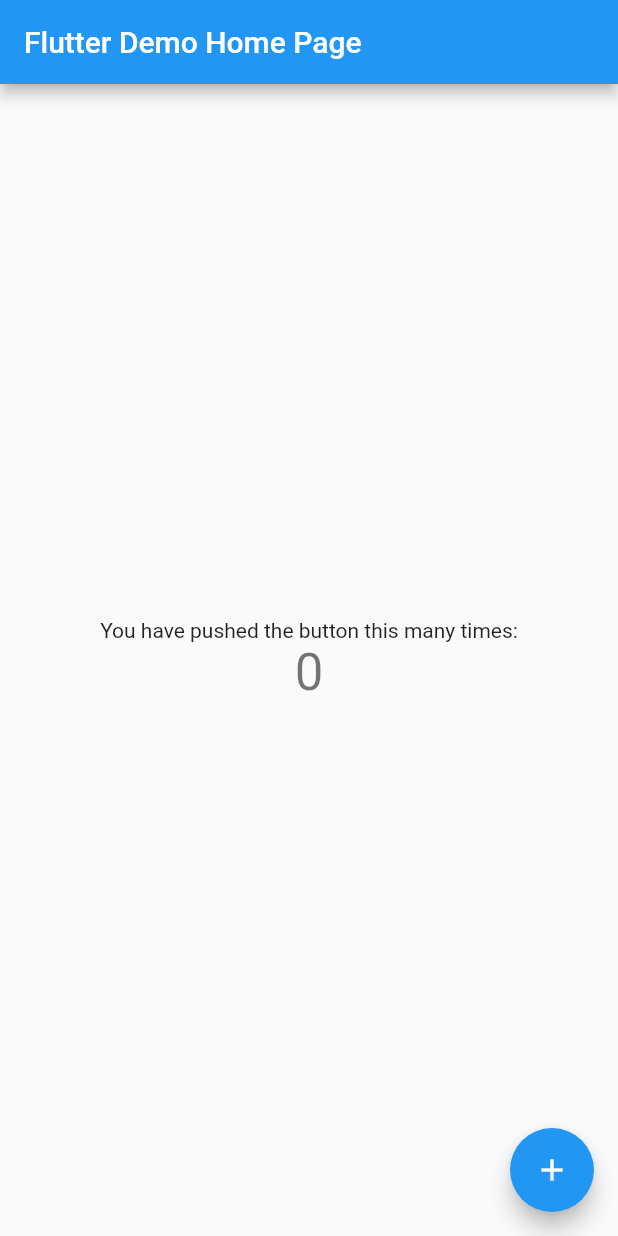
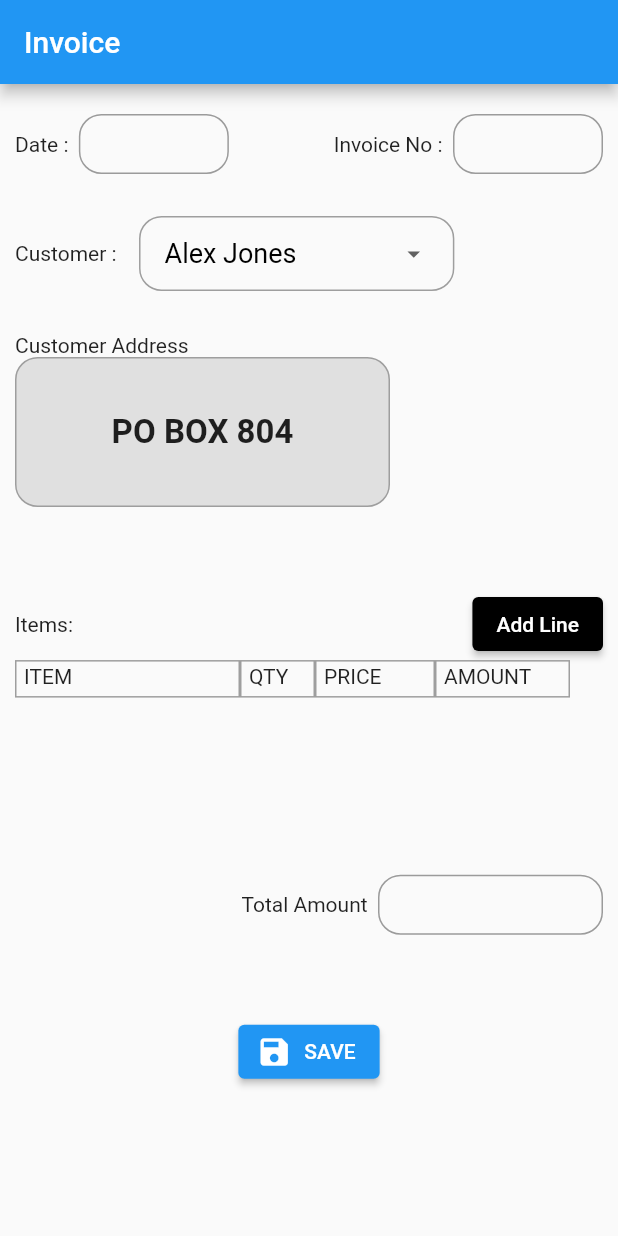
Before and after one commit to getfarook/flutter_invoice_lite, a Flutter app: the screen it shows after launch, on a phone screen of 412 x 824 dp. Run offline on Flutter 3.47's test engine with Material 2 defaults, Android fonts, the phone set to English and light mode, and no system bars.

Commit message:
intial project files

```diff
--- /dev/null
+++ b/lib/database/dataBase.dart
@@ -0,0 +1,36 @@
+import 'package:flutter/material.dart';
+import 'package:flutter_invoice_lite/models/customer.dart';
+import 'package:flutter_invoice_lite/models/invoice.dart';
+import 'package:flutter_invoice_lite/models/product.dart';
+
+class Data with ChangeNotifier {
+  final List<Product> products = [
+    Product(
+        itemid: 1, itemname: 'Lenovo Laptop', itemprice: 40000, openingqty: 10),
+    Product(itemid: 2, itemname: 'iPhone 11', itemprice: 80000, openingqty: 25),
+    Product(
+        itemid: 3, itemname: 'Samsung Note7', itemprice: 28000, openingqty: 18),
+  ];
+
+  final List<Customer> customers = [
+    Customer(
+        custid: 1,
+        custname: 'Alex Jones',
+        openingbal: 120000,
+        custaddress: 'PO BOX 804'),
+    Customer(
+        custid: 2,
+        custname: 'Adam John',
+        openingbal: 150000,
+        custaddress: 'PO CROSS LINE 12'),
+  ];
+
+  final List<Invoice> invoices = [
+    // Invoice(
+    //   invno: 1,
+    //   invdate: DateTime.now(),
+    //   customer: null,
+    //   totalamount: 12000,
+    //   itemlist: [Product(itemid: itemid, itemname: itemname, itemprice: itemprice, openingqty: openingqty)])
+  ];
+}
--- a/lib/main.dart
+++ b/lib/main.dart
@@ -1,4 +1,7 @@
 import 'package:flutter/material.dart';
+import 'package:flutter_invoice_lite/database/dataBase.dart';
+import 'package:provider/provider.dart';
+import './screens/invoicescreen.dart';
 
 void main() {
   runApp(MyApp());
@@ -8,106 +11,15 @@ class MyApp extends StatelessWidget {
   // This widget is the root of your application.
   @override
   Widget build(BuildContext context) {
-    return MaterialApp(
-      title: 'Flutter Demo',
-      theme: ThemeData(
-        // This is the theme of your application.
-        //
-        // Try running your application with "flutter run". You'll see the
-        // application has a blue toolbar. Then, without quitting the app, try
-        // changing the primarySwatch below to Colors.green and then invoke
-        // "hot reload" (press "r" in the console where you ran "flutter run",
-        // or simply save your changes to "hot reload" in a Flutter IDE).
-        // Notice that the counter didn't reset back to zero; the application
-        // is not restarted.
-        primarySwatch: Colors.blue,
+    return ChangeNotifierProvider.value(
+      value: Data(),
+      child: MaterialApp(
+        title: 'Flutter Demo',
+        theme: ThemeData(
+          primarySwatch: Colors.blue,
+        ),
+        home: InvoiceScreen(),
       ),
-      home: MyHomePage(title: 'Flutter Demo Home Page'),
     );
   }
 }
-
-class MyHomePage extends StatefulWidget {
-  MyHomePage({Key key, this.title}) : super(key: key);
-
-  // This widget is the home page of your application. It is stateful, meaning
-  // that it has a State object (defined below) that contains fields that affect
-  // how it looks.
-
-  // This class is the configuration for the state. It holds the values (in this
-  // case the title) provided by the parent (in this case the App widget) and
-  // used by the build method of the State. Fields in a Widget subclass are
-  // always marked "final".
-
-  final String title;
-
-  @override
-  _MyHomePageState createState() => _MyHomePageState();
-}
-
-class _MyHomePageState extends State<MyHomePage> {
-  int _counter = 0;
-
-  void _incrementCounter() {
-    setState(() {
-      // This call to setState tells the Flutter framework that something has
-      // changed in this State, which causes it to rerun the build method below
-      // so that the display can reflect the updated values. If we changed
-      // _counter without calling setState(), then the build method would not be
-      // called again, and so nothing would appear to happen.
-      _counter++;
-    });
-  }
-
-  @override
-  Widget build(BuildContext context) {
-    // This method is rerun every time setState is called, for instance as done
-    // by the _incrementCounter method above.
-    //
-    // The Flutter framework has been optimized to make rerunning build methods
-    // fast, so that you can just rebuild anything that needs updating rather
-    // than having to individually change instances of widgets.
-    return Scaffold(
-      appBar: AppBar(
-        // Here we take the value from the MyHomePage object that was created by
-        // the App.build method, and use it to set our appbar title.
-        title: Text(widget.title),
-      ),
-      body: Center(
-        // Center is a layout widget. It takes a single child and positions it
-        // in the middle of the parent.
-        child: Column(
-          // Column is also a layout widget. It takes a list of children and
-          // arranges them vertically. By default, it sizes itself to fit its
-          // children horizontally, and tries to be as tall as its parent.
-          //
-          // Invoke "debug painting" (press "p" in the console, choose the
-          // "Toggle Debug Paint" action from the Flutter Inspector in Android
-          // Studio, or the "Toggle Debug Paint" command in Visual Studio Code)
-          // to see the wireframe for each widget.
-          //
-          // Column has various properties to control how it sizes itself and
-          // how it positions its children. Here we use mainAxisAlignment to
-          // center the children vertically; the main axis here is the vertical
-          // axis because Columns are vertical (the cross axis would be
-          // horizontal).
-          mainAxisAlignment: MainAxisAlignment.center,
-          children: <Widget>[
-            Text(
-              'You have pushed the button this many times:',
-            ),
-            Text(
-              '$_counter',
-              style: Theme.of(context).textTheme.headline4,
-            ),
-          ],
-        ),
-      ),
-      floatingActionButton: FloatingActionButton(
-        onPressed: _incrementCounter,
-        tooltip: 'Increment',
-        child: Icon(Icons.add),
-      ), // This trailing comma makes auto-formatting nicer for build methods.
-    );
-  }
-}
--- /dev/null
+++ b/lib/models/customer.dart
@@ -0,0 +1,13 @@
+import 'package:flutter/foundation.dart';
+
+class Customer {
+  final int custid;
+  final String custname;
+  final double openingbal;
+  final String custaddress;
+  Customer(
+      {@required this.custid,
+      @required this.custname,
+      @required this.openingbal,
+      @required this.custaddress});
+}
--- /dev/null
+++ b/lib/models/invoice.dart
@@ -0,0 +1,16 @@
+import 'customer.dart';
+import 'package:flutter/foundation.dart';
+
+class Invoice {
+  final int invno;
+  final DateTime invdate;
+  final Customer customer;
+  final double totalamount;
+  final List<Map<String, Object>> itemlist;
+  Invoice(
+      {@required this.invno,
+      @required this.invdate,
+      @required this.customer,
+      @required this.totalamount,
+      @required this.itemlist});
+}
--- /dev/null
+++ b/lib/models/product.dart
@@ -0,0 +1,14 @@
+import 'package:flutter/foundation.dart';
+
+class Product {
+  final int itemid;
+  final String itemname;
+  final double itemprice;
+  final int openingqty;
+  Product({
+    @required this.itemid,
+    @required this.itemname,
+    @required this.itemprice,
+    @required this.openingqty,
+  });
+}
--- /dev/null
+++ b/lib/screens/invoicescreen.dart
@@ -0,0 +1,61 @@
+import 'package:flutter/material.dart';
+import 'package:flutter_invoice_lite/widgets/customerdetails.dart';
+import 'package:flutter_invoice_lite/widgets/tablesectionwidget.dart';
+
+class InvoiceScreen extends StatefulWidget {
+  @override
+  _InvoiceScreenState createState() => _InvoiceScreenState();
+}
+
+class _InvoiceScreenState extends State<InvoiceScreen> {
+  @override
+  Widget build(BuildContext context) {
+    return Scaffold(
+      appBar: AppBar(
+        title: Text('Invoice'),
+      ),
+      body: SingleChildScrollView(
+        child: Container(
+          height: MediaQuery.of(context).size.height * .8,
+          margin: EdgeInsets.all(10),
+          child: Column(
+            crossAxisAlignment: CrossAxisAlignment.start,
+            mainAxisAlignment: MainAxisAlignment.spaceBetween,
+            children: [
+              CustomerEntry(),
+              TableSection(),
+              SizedBox(
+                height: 10,
+              ),
+              Row(
+                mainAxisAlignment: MainAxisAlignment.end,
+                children: [
+                  Text('Total Amount  '),
+                  Container(
+                    width: 150,
+                    height: 40,
+                    child: TextField(
+                      decoration: InputDecoration(
+                        border: OutlineInputBorder(
+                          borderRadius: BorderRadius.all(
+                            Radius.circular(15),
+                          ),
+                        ),
+                      ),
+                    ),
+                  ),
+                ],
+              ),
+              Center(
+                child: ElevatedButton.icon(
+                    onPressed: () {},
+                    icon: Icon(Icons.save),
+                    label: Text('SAVE')),
+              )
+            ],
+          ),
+        ),
+      ),
+    );
+  }
+}
--- /dev/null
+++ b/lib/widgets/customerdetails.dart
@@ -0,0 +1,130 @@
+import 'package:flutter/material.dart';
+import 'package:flutter_invoice_lite/database/dataBase.dart';
+import 'package:provider/provider.dart';
+
+class CustomerEntry extends StatefulWidget {
+  @override
+  _CustomerEntryState createState() => _CustomerEntryState();
+}
+
+class _CustomerEntryState extends State<CustomerEntry> {
+  //final List<String> subjects = ['hy', 'hi', 'yu'];
+  String selectedObject = 'Alex Jones';
+  @override
+  Widget build(BuildContext context) {
+    final customer = Provider.of<Data>(context).customers;
+    final custname = customer.map((e) => e.custname).toList();
+    final index =
+        customer.indexWhere((element) => element.custname == selectedObject);
+    print(index);
+    final cuaddress = customer[index].custaddress;
+    print(cuaddress);
+    return Column(
+      crossAxisAlignment: CrossAxisAlignment.start,
+      //mainAxisAlignment: MainAxisAlignment.spaceAround,
+      children: [
+        SizedBox(
+          height: 10,
+        ),
+        Row(
+          mainAxisAlignment: MainAxisAlignment.spaceBetween,
+          children: [
+            Row(
+              children: [
+                Text('Date :  '),
+                Container(
+                  width: 100,
+                  height: 40,
+                  child: TextField(
+                      decoration: InputDecoration(
+                          border: OutlineInputBorder(
+                              borderRadius:
+                                  BorderRadius.all(Radius.circular(15))))),
+                ),
+              ],
+            ),
+            Row(
+              children: [
+                Text('Invoice No :  '),
+                Container(
+                  width: 100,
+                  height: 40,
+                  child: TextField(
+                      decoration: InputDecoration(
+                          border: OutlineInputBorder(
+                              borderRadius:
+                                  BorderRadius.all(Radius.circular(15))))),
+                ),
+              ],
+            ),
+          ],
+        ),
+        SizedBox(
+          height: 20,
+        ),
+        Row(
+          children: [
+            Text('Customer :  '),
+            Padding(
+              padding: const EdgeInsets.all(8.0),
+              child: Container(
+                padding: EdgeInsets.only(left: 16, right: 16),
+                decoration: BoxDecoration(
+                    border: Border.all(color: Colors.grey, width: 1),
+                    borderRadius: BorderRadius.circular(15)),
+                child: DropdownButton(
+                    hint: Text('Selected Customer:'),
+                    dropdownColor: Colors.white,
+                    icon: Icon(Icons.arrow_drop_down),
+                    iconSize: 20,
+                    underline: SizedBox(),
+                    style: TextStyle(color: Colors.black, fontSize: 18),
+                    value: selectedObject,
+                    onChanged: (value) {
+                      setState(() {
+                        selectedObject = value;
+                      });
+                    },
+                    items: custname.map<DropdownMenuItem<String>>((value) {
+                      return DropdownMenuItem(
+                        child: Text(value),
+                        value: value,
+                      );
+                    }).toList()),
+
+                // TextField(
+                //   decoration: InputDecoration(
+                //     border: OutlineInputBorder(
+                //       borderRadius: BorderRadius.all(
+                //         Radius.circular(3),
+                //       ),
+                //     ),
+                //   ),
+
+                // ),
+              ),
+            ),
+          ],
+        ),
+        SizedBox(
+          height: 20,
+        ),
+        Text('Customer Address'),
+        Container(
+          width: 250,
+          height: 100,
+          decoration: BoxDecoration(
+              color: Colors.grey[300],
+              border: Border.all(width: 1, color: Colors.grey),
+              borderRadius: BorderRadius.circular(15)),
+          child: Center(
+            child: Text(
+              cuaddress,
+              style: TextStyle(fontSize: 22, fontWeight: FontWeight.bold),
+            ),
+          ),
+        ),
+      ],
+    );
+  }
+}
--- /dev/null
+++ b/lib/widgets/tablesectionwidget.dart
@@ -0,0 +1,46 @@
+import 'package:flutter/material.dart';
+
+class TableSection extends StatefulWidget {
+  @override
+  _TableSectionState createState() => _TableSectionState();
+}
+
+class _TableSectionState extends State<TableSection> {
+  Widget container(String text, double width) {
+    return Container(
+      padding: EdgeInsets.only(left: 5, top: 2),
+      decoration:
+          BoxDecoration(border: Border.all(width: 1, color: Colors.grey)),
+      width: width,
+      height: 25,
+      child: Text(text),
+    );
+  }
+
+  @override
+  Widget build(BuildContext context) {
+    return Column(
+      children: [
+        Row(
+          mainAxisAlignment: MainAxisAlignment.spaceBetween,
+          children: [
+            Text('Items:'),
+            ElevatedButton(
+                onPressed: () {},
+                child: Text('Add Line'),
+                style: ElevatedButton.styleFrom(primary: Colors.black))
+          ],
+        ),
+        Row(
+          children: [
+            container('ITEM', 150),
+            container('QTY', 50),
+            container('PRICE', 80),
+            container('AMOUNT', 90)
+          ],
+        )
+        //ListView.builder(itemCount: 1, itemBuilder: (ctx, i) => )
+      ],
+    );
+  }
+}
```
Also changed, not shown: pubspec.yaml (+1 -9 lines), pubspec.lock.
